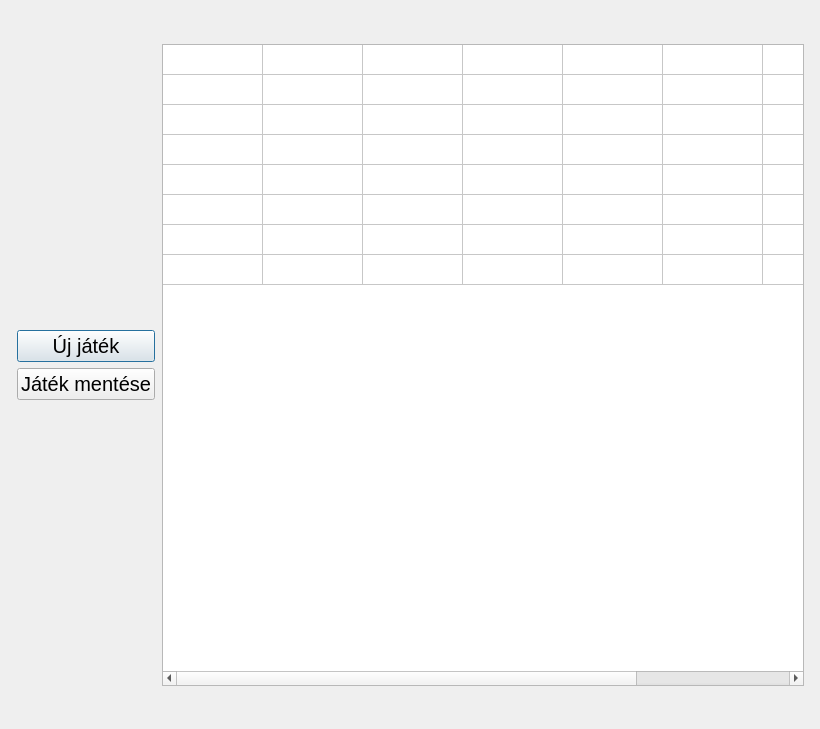
The window that game.ui (kevinbencs/Sakk) describes before a commit, drawn with Qt 5.
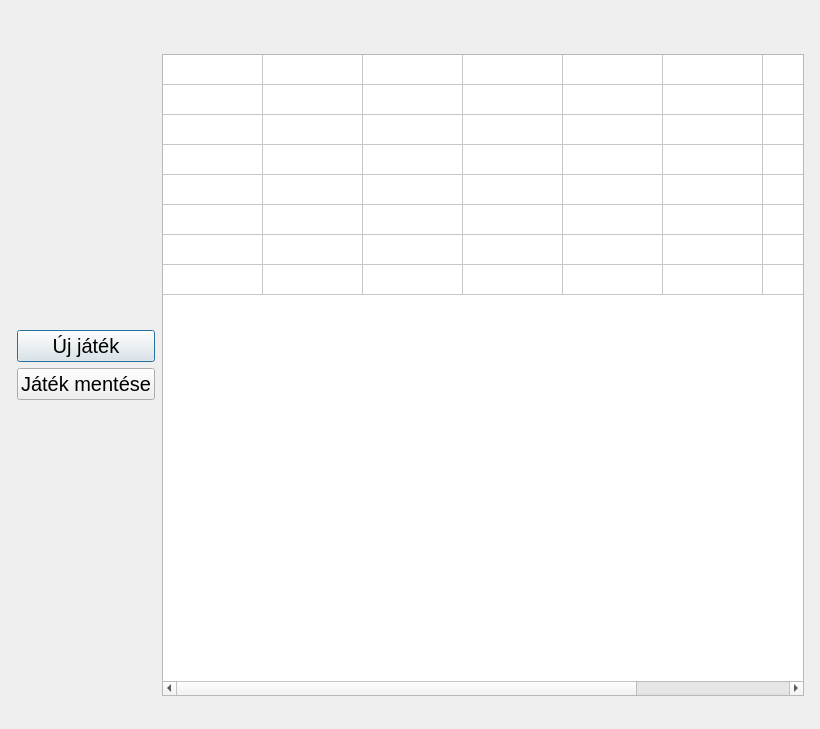
The same window after the commit.

Patch:
```diff
--- a/game.ui
+++ b/game.ui
@@ -115,6 +115,13 @@
          </property>
         </spacer>
        </item>
+       <item>
+        <widget class="QLabel" name="label">
+         <property name="text">
+          <string/>
+         </property>
+        </widget>
+       </item>
        <item>
         <widget class="QTableWidget" name="tableWidget">
          <property name="minimumSize">
```
Left out of the diff: 3 changed lines with no effect on the pictures.
